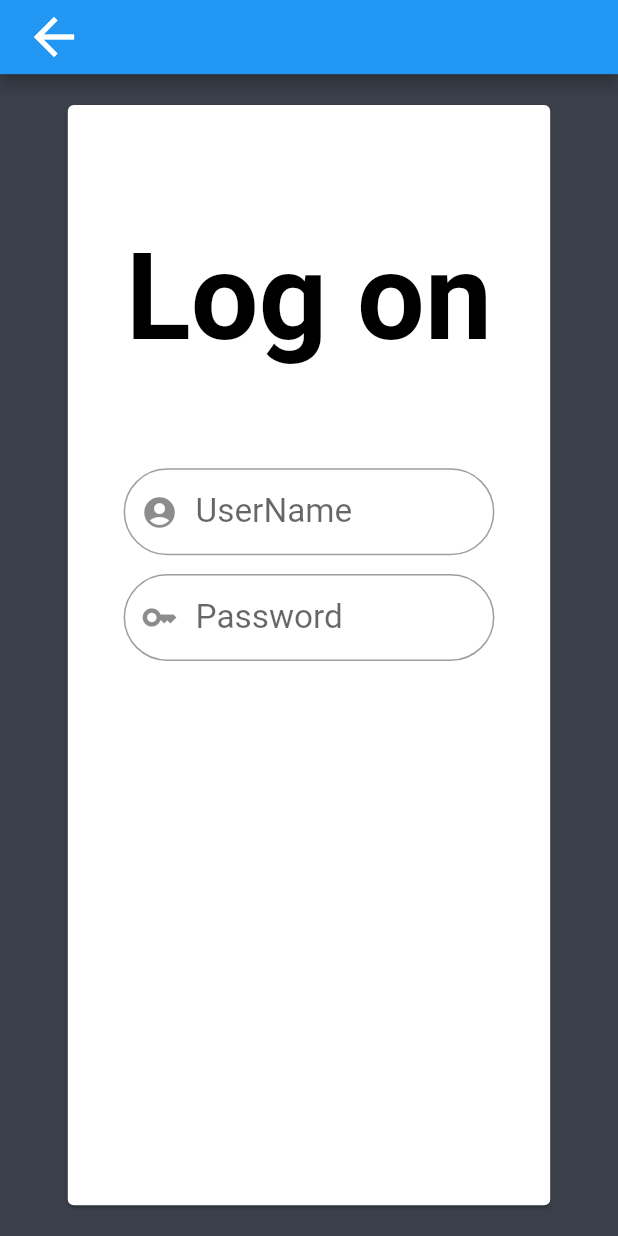
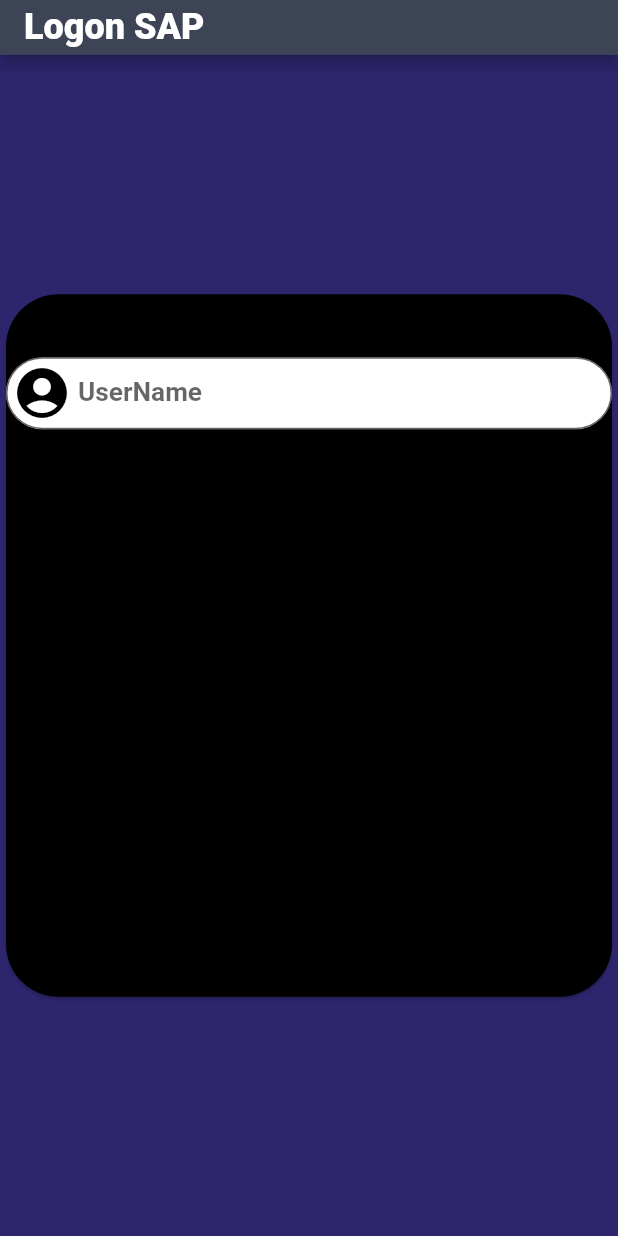
Before and after one commit to Nuttanun12/DM-IDM, a Flutter app: the screen it shows after launch, on a phone screen of 412 x 824 dp. Run offline on Flutter 3.47's test engine with Material 2 defaults, Android fonts, the phone set to English and light mode, and no system bars; our stand-ins replace hexcolor.

Commit message:
Chage appbar color, bg color, card color, costom text field

```diff
--- a/lib/main.dart
+++ b/lib/main.dart
@@ -2,8 +2,14 @@ import 'package:flutter/material.dart';
 import 'package:flutter/services.dart';
 import 'package:hexcolor/hexcolor.dart';
 import 'textfiled.dart';
+import 'dart:ui' as ui;
+
+late double screenWidth;
+late double screenHeight;
 
 void main() {
+  screenWidth = ui.window.physicalSize.width / ui.window.devicePixelRatio;
+  screenHeight = ui.window.physicalSize.height / ui.window.devicePixelRatio;
   runApp(const MyApp());
 }
 
@@ -32,53 +38,40 @@ class _LoginpageState extends State<Loginpage> {
   @override
   Widget build(BuildContext context) {
     return Scaffold(
-      backgroundColor: HexColor('3a3f4a'),
+      backgroundColor: HexColor('2D266D'), //สี่ม่วง
       appBar: AppBar(
-        title: Icon(
-          Icons.arrow_back,
-          size: 40,
+        title: Text(
+          "Logon SAP",
+          style: TextStyle(
+              fontWeight: FontWeight.w900, fontSize: screenHeight * 0.04),
         ),
-        toolbarHeight: MediaQuery.of(context).size.height * 0.06,
+        toolbarHeight: screenHeight * 0.061,
+        backgroundColor: HexColor("3C4455"), //สีเทา
       ),
       body: Center(
         child: Container(
-          height: MediaQuery.of(context).size.height * 0.9,
-          width: MediaQuery.of(context).size.width * 0.8,
+          height: screenHeight * 0.794,
+          width: screenWidth * 0.88,
           child: Card(
+            color: HexColor("000000"),
+            shape:
+                RoundedRectangleBorder(borderRadius: BorderRadius.circular(35)),
             child: Container(
               child: Column(
                 crossAxisAlignment: CrossAxisAlignment.center,
                 children: [
                   Container(
-                    height: MediaQuery.of(context).size.height * 0.1,
-                  ),
-                  Text(
-                    "Log on",
-                    style: TextStyle(
-                        color: HexColor('000000'),
-                        fontSize: 80,
-                        fontWeight: FontWeight.bold),
-                  ),
-                  Container(height: MediaQuery.of(context).size.height * 0.08),
-                  Userfiled(
-                    title: 'UserName',
-                    iconinput: Icon(
-                      Icons.account_circle,
-                      size: MediaQuery.of(context).size.height * 0.03,
-                    ),
-                    hidetext: false,
-                  ),
-                  Container(
-                    height: MediaQuery.of(context).size.height * 0.015,
+                    height: screenHeight * 0.07,
                   ),
                   Userfiled(
-                    title: 'Password',
+                    title: "UserName",
+                    hidetext: false,
                     iconinput: Icon(
-                      Icons.key,
-                      size: MediaQuery.of(context).size.height * 0.03,
+                      Icons.account_circle_rounded,
+                      size: 40,
+                      color: HexColor("000000"),
                     ),
-                    hidetext: true,
-                  ),
+                  )
                 ],
               ),
             ),
--- a/lib/textfiled.dart
+++ b/lib/textfiled.dart
@@ -1,4 +1,6 @@
+import 'package:dm_idm/main.dart';
 import 'package:flutter/material.dart';
+import 'package:hexcolor/hexcolor.dart';
 
 class Userfiled extends StatelessWidget {
   final title;
@@ -11,16 +13,22 @@ class Userfiled extends StatelessWidget {
   @override
   Widget build(BuildContext context) {
     return Container(
-      width: MediaQuery.of(context).size.width * 0.6,
+      width: screenWidth * 0.69,
       child: TextField(
         decoration: InputDecoration(
-          border: OutlineInputBorder(borderRadius: BorderRadius.circular(30)),
-          prefixIcon: iconinput,
-          labelText: title,
+            fillColor: HexColor('ffffff'),
+            filled: true,
+            border: OutlineInputBorder(borderRadius: BorderRadius.circular(50)),
+            contentPadding: EdgeInsets.symmetric(horizontal: 0),
+            prefixIcon: iconinput,
+            labelText: title,
+            labelStyle: TextStyle(
+              height: 2,
+            )),
+        style: TextStyle(
+          fontSize: 17.5,
+          fontWeight: FontWeight.bold,
         ),
-        style: TextStyle(
-            fontSize: MediaQuery.of(context).size.height * 0.027,
-            height: MediaQuery.of(context).size.height * 0.001),
         obscureText: hidetext,
       ),
     );
```
Also changed, not shown: 1 other file.
